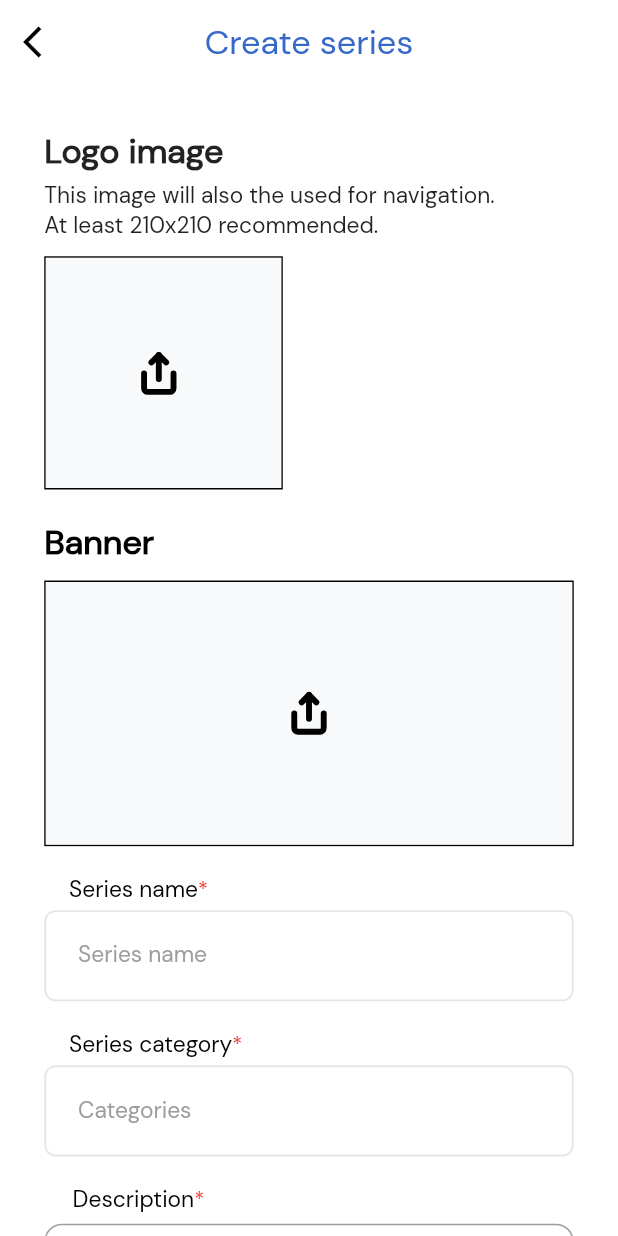
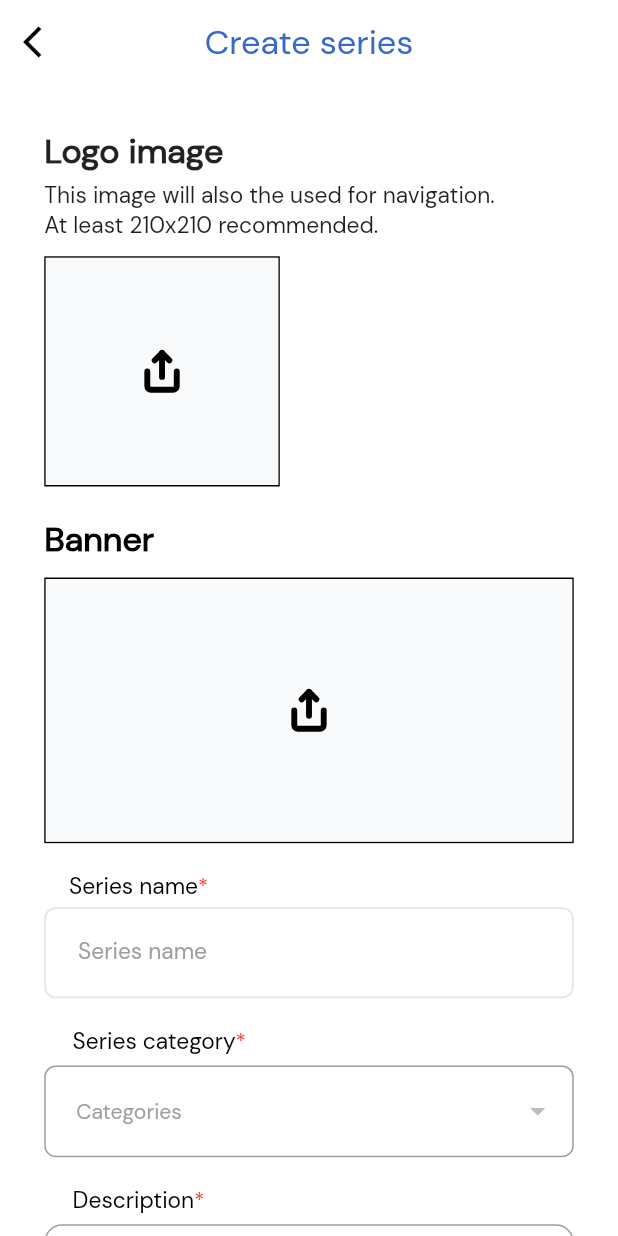
Before and after one commit to thuan2172001/webtoonz-mb, a Flutter app: the CreateSeriesScreen screen opened directly, on a phone screen of 412 x 824 dp. Run offline on Flutter 3.47's test engine with Material 2 defaults, Android fonts, the phone set to English and light mode, and no system bars; our stand-ins replace carousel_slider, convert, dio, expandable_text, file_picker, flutter_credit_card and 8 more; missing offline and left inert: ecdsa, elliptic, encrypt, epub_view, floating_pullup_card, flutter_stripe and 5 more; accounts and stored records are empty; network calls fail; project files that could hold a hidden picture were left out.

Commit message:
nối api cho create series

```diff
--- a/lib/screen/create_series/create_series_screen.dart
+++ b/lib/screen/create_series/create_series_screen.dart
@@ -6,18 +6,17 @@ import 'package:flutter/services.dart';
 import 'package:flutter_svg/svg.dart';
 import 'package:get/get.dart';
 import 'package:image_picker/image_picker.dart';
+import 'package:untitled/main.dart';
 import '../../controller/create_series/create_series_controller.dart';
 import '../../utils/config.dart';
 import '../../widgets/app_bar.dart';
 import '../../widgets/input.dart';
 
 class CreateSeriesScreen extends StatelessWidget {
-  RxString _logoPath = "".obs;
-  RxString _bannerPath = "".obs;
-
+  late CreateSeriesController controller;
   @override
   Widget build(BuildContext context) {
-    CreateSeriesController controller = Get.put(CreateSeriesController ());
+   controller = Get.put(CreateSeriesController());
     return Scaffold(
       appBar: appBar(title: "Create series", centerTitle: true),
       body: Container(
@@ -49,15 +48,17 @@ class CreateSeriesScreen extends StatelessWidget {
               mainAxisSize: MainAxisSize.min,
               children: [
                 Container(
+                  width: getWidth(133),
+                  height: getWidth(130),
                   decoration: BoxDecoration(
                     border: Border.all(color: Colors.black),
                   ),
                   child: Stack(children: <Widget>[
                     Obx(() {
-                      if (_logoPath.value.isNotEmpty) {
+                      if (controller.logo.value.path.isNotEmpty) {
                         return ClipRRect(
                           child: Image.file(
-                            File(_logoPath.value),
+                            File(controller.logo.value.path),
                             width: getWidth(133),
                             height: getWidth(130),
                             fit: BoxFit.cover,
@@ -71,9 +72,7 @@ class CreateSeriesScreen extends StatelessWidget {
                         );
                       }
                     }),
-                    Positioned(
-                        top: getWidth(45),
-                        left: getWidth(43.5),
+                    Center(
                       child: IconButton(
                         onPressed: () {
                           pickLogo();
@@ -84,7 +83,8 @@ class CreateSeriesScreen extends StatelessWidget {
                           width: getWidth(34),
                           height: getWidth(24.95),
                         ),
-                        )),
+                      ),
+                    ),
                   ]),
                 ),
               ],
@@ -108,10 +108,10 @@ class CreateSeriesScreen extends StatelessWidget {
               ),
               child: Stack(children: <Widget>[
                 Obx(() {
-                  if (_bannerPath.value.isNotEmpty) {
+                  if (controller.banner.value.path.isNotEmpty) {
                     return ClipRRect(
                       child: Image.file(
-                        File(_bannerPath.value),
+                        File(controller.banner.value.path),
                         width: getWidth(299),
                         height: getWidth(150),
                         fit: BoxFit.cover,
@@ -153,13 +153,55 @@ class CreateSeriesScreen extends StatelessWidget {
             SizedBox(
               height: getWidth(16),
             ),
-            inputRegular(
-              context,
-              label: "Series category",
-              hintText: "Categories",
-              textEditingController: controller.seriesCategory,
-              required: true,
+
+            Container(
+              margin: EdgeInsets.only(
+                left: getWidth(16),
+                right: getWidth(16),
               ),
+              width: double.infinity,
+              child: Row(children: [
+                Text("Series category",
+                    style: TextStyle(
+                        fontSize: getHeight(12),
+                        color: Colors.black,
+                        fontWeight: FontWeight.w500)),
+                Text("*", style: TextStyle(color: Colors.red))
+              ]),
+            ),
+            SizedBox(height: getWidth(5),),
+            DropdownButtonFormField(
+              hint: Text("Categories",
+              style: TextStyle(
+                color: Colors.grey,
+                fontSize: getWidth(12),
+              ),),
+              decoration: InputDecoration(
+                contentPadding: EdgeInsets.only(
+                  top: getWidth(10),
+                  left: getWidth(18),
+                  bottom: getHeight(20),
+                ),
+                border: OutlineInputBorder(
+                  borderSide: BorderSide(color: Color(0xFFE6E6E6), width: getHeight(1),),
+                  borderRadius: BorderRadius.circular(getHeight(6)),
+                ),
+              ),
+              dropdownColor: Colors.white,
+              onChanged: (String? newValue) {
+                controller.seriesCategory=newValue!;
+                print(controller.seriesCategory);
+              },
+              items: globalController.categories.value
+                  .map<DropdownMenuItem<String>>((e) {
+                return DropdownMenuItem<String>(
+                  value: e["categoryId"],
+                  child: Text(e["categoryName"],style:
+                    TextStyle(color: Colors.black,fontSize: getWidth(12)),),
+                );
+              }).toList(),
+            ),
+
             SizedBox(
               height: getWidth(16),
             ),
@@ -217,8 +259,50 @@ class CreateSeriesScreen extends StatelessWidget {
                   borderRadius: BorderRadius.all(Radius.circular(getWidth(15))),
                 ),
               ),
-              onPressed: () {},
-              child: Text("Save"),
+              onPressed: () async {
+                controller.isLoading.value=true;
+                var result=await controller.createSeries();
+                controller.isLoading.value=false;
+                if(result==null){
+                  Get.snackbar(
+                    "Create Series",
+                    "Failed",
+                    icon: Icon(Icons.sms_failed, color: Colors.white),
+                    snackPosition: SnackPosition.TOP,
+                    backgroundColor: Colors.red,
+                    borderRadius: 20,
+                    margin: EdgeInsets.all(15),
+                    colorText: Colors.white,
+                    duration: Duration(seconds: 2),
+                    isDismissible: true,
+                    forwardAnimationCurve: Curves.easeOutBack,
+                  );
+                }
+                else{
+                  controller.reset();
+                  Get.snackbar(
+                    "Create Series",
+                    "Success",
+                    icon: Icon(Icons.done_outlined, color: Colors.white),
+                    snackPosition: SnackPosition.TOP,
+                    backgroundColor: Colors.green,
+                    borderRadius: 20,
+                    margin: EdgeInsets.all(15),
+                    colorText: Colors.white,
+                    duration: Duration(seconds: 2),
+                    isDismissible: true,
+                    forwardAnimationCurve: Curves.easeOutBack,
+
+                  );
+                }
+              },
+              child: Obx((){
+                if(controller.isLoading.value==false)
+                  return Text("Save");
+                return  Center(
+                  child: CircularProgressIndicator(),
+                );
+              }),
             ),
             SizedBox(
               height: getWidth(16),
@@ -233,7 +317,7 @@ class CreateSeriesScreen extends StatelessWidget {
     try {
       final file = await ImagePicker().pickImage(source: ImageSource.gallery);
       if (file == null) return;
-      this._logoPath.value = file.path;
+      controller.logo.value = File(file.path);
     } on PlatformException catch (e) {
       print("Failed to pick image: $e");
     }
@@ -243,7 +327,7 @@ class CreateSeriesScreen extends StatelessWidget {
     try {
       final file = await ImagePicker().pickImage(source: ImageSource.gallery);
       if (file == null) return;
-      this._bannerPath.value = file.path;
+      controller.banner.value= File(file.path);
     } on PlatformException catch (e) {
       print("Failed to pick image: $e");
     }
--- a/lib/screen/series_detail/series_detail_screen.dart
+++ b/lib/screen/series_detail/series_detail_screen.dart
@@ -1,4 +1,5 @@
 import 'dart:convert';
+import 'dart:math';
 
 import 'package:expandable_text/expandable_text.dart';
 import 'package:flutter/material.dart';
@@ -93,6 +94,7 @@ class SeriesDetailScreen extends StatelessWidget {
               var ratio = seriesInfo.totalEpisodes! / controller.limit;
               var numberOfPages =
               ratio > ratio.floor() ? ratio.floor() + 1 : ratio.floor();
+              numberOfPages=max(numberOfPages,1);
               return Scaffold(
                 appBar: appBar(
                     title: seriesInfo.serieName,
```
Also changed, not shown: lib/controller/create_episode/create_episode_controller.dart (+23 -11 lines), lib/controller/create_series/create_series_controller.dart (+46 -4 lines), lib/screen/create_episode/create_episode_screen.dart (+49 -15 lines). Lines whose indentation alone changed are shown as unchanged.
